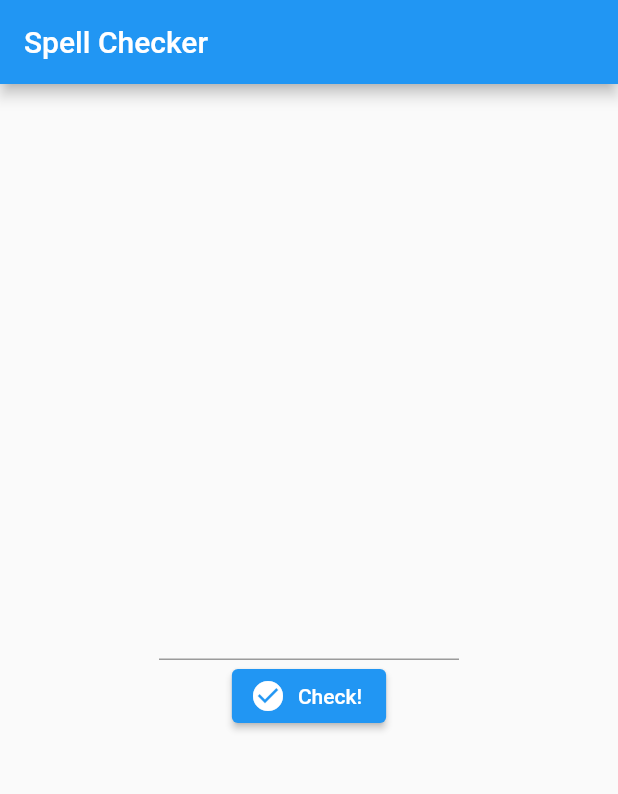
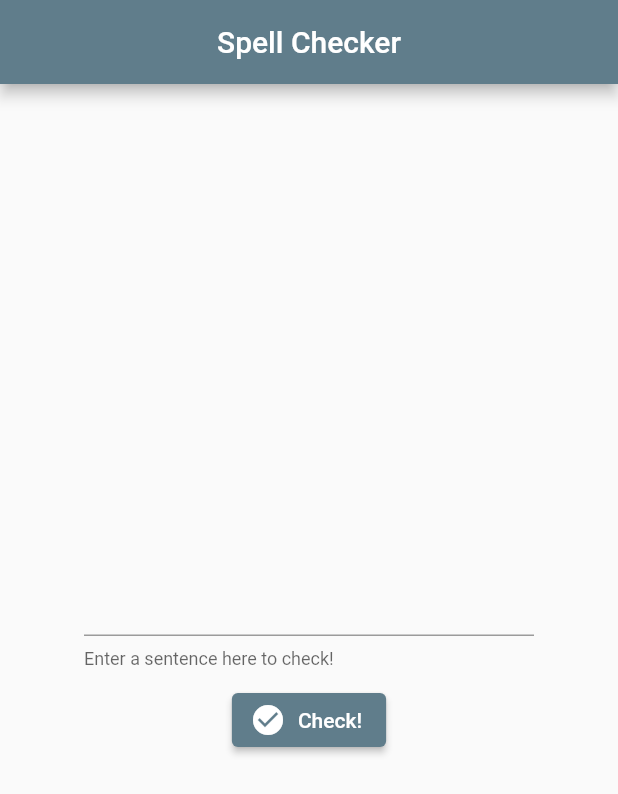
Before and after one commit to aladadev/Edvive_Task2_AlAmin_Sarker, a Flutter app: the screen it shows after launch, on a phone screen of 412 x 824 dp. Shown: the top 794 px of the screen. Run offline on Flutter 3.47's test engine with Material 2 defaults, Android fonts, the phone set to English and light mode, and no system bars; missing offline and left inert: language_tool.

Commit message:
Spell Checker Done with simple ui

```diff
--- a/lib/main.dart
+++ b/lib/main.dart
@@ -1,16 +1,21 @@
 import 'package:flutter/material.dart';
 import 'package:spell_checker/spell_screen.dart';
 
-void main() => runApp(MyApp());
+void main() => runApp(const MyApp());
 
 class MyApp extends StatelessWidget {
+  const MyApp({Key? key}) : super(key: key);
+
   @override
   Widget build(BuildContext context) {
     return MaterialApp(
+      theme: ThemeData(primarySwatch: Colors.blueGrey),
+      debugShowCheckedModeBanner: false,
       title: 'Spell Checker App',
       home: Scaffold(
         appBar: AppBar(
-          title: Text('Spell Checker'),
+          centerTitle: true,
+          title: const Text('Spell Checker'),
         ),
         body: SpellChecker(),
       ),
--- a/lib/spell_screen.dart
+++ b/lib/spell_screen.dart
@@ -1,5 +1,6 @@
 import 'package:flutter/material.dart';
 import 'package:language_tool/language_tool.dart';
+import 'package:spell_checker/widgets/error_text_widget.dart';
 
 class SpellChecker extends StatefulWidget {
   SpellChecker({Key? key}) : super(key: key);
@@ -12,6 +13,7 @@ class _SpellCheckerState extends State<SpellChecker> {
   var tool = LanguageTool();
   List<WritingMistake> errors = [];
   final _spellController = TextEditingController();
+  bool _isLoading = false;
   @override
   void dispose() {
     _spellController.dispose();
@@ -21,36 +23,68 @@ class _SpellCheckerState extends State<SpellChecker> {
   @override
   Widget build(BuildContext context) {
     return Center(
+      child: _isLoading
+          ? CircularProgressIndicator()
+          : SingleChildScrollView(
               child: Column(
                 mainAxisAlignment: MainAxisAlignment.center,
                 children: [
-          Container(
-            width: 200,
+                  SizedBox(
+                    width: 300,
                     child: TextField(
+                      decoration: InputDecoration(
+                          helperText: 'Enter a sentence here to check!',
+                          helperStyle: const TextStyle()),
+                      textAlign: TextAlign.center,
                       controller: _spellController,
                     ),
                   ),
+                  const SizedBox(
+                    height: 10,
+                  ),
                   ElevatedButton.icon(
                     onPressed: () async {
+                      setState(() {
+                        _isLoading = true;
+                      });
+                      try {
                         errors = await tool.check(_spellController.text);
-              errors.forEach((element) {
-                print(errors);
-                setState(() {});
+                        setState(() {
+                          _isLoading = false;
                         });
+                        // errors.forEach((element) {
+                        //   print(errors);
+                        // });
+                      } catch (error) {
+                        showDialog(
+                            context: context,
+                            builder: (ctx) {
+                              return AlertDialog(
+                                content: Text(error.toString()),
+                              );
+                            });
+                        print(error);
+                        throw error;
+                      } finally {
+                        setState(() {
+                          _isLoading = false;
+                        });
+                      }
                     },
                     icon: Icon(Icons.check_circle),
                     label: Text('Check!'),
                   ),
-          Column(
-            children: [
-              ...errors
-                  .map(
-                    (e) => ListTile(title: Text(e.issueType.toString())),
-                  )
+                  Container(
+                    child: Column(
+                      children: errors
+                          .map((e) => ErrorsWidgetText(
+                                writingMistake: e,
+                              ))
                           .toList(),
+                    ),
+                  ),
                 ],
               ),
-        ],
             ),
     );
   }
```
Also changed, not shown: lib/widgets/error_text_widget.dart (added, +61 -0 lines). Lines whose indentation alone changed are shown as unchanged.
